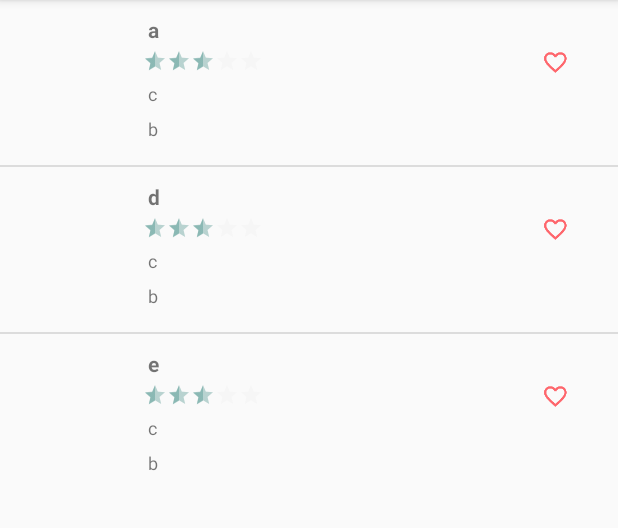
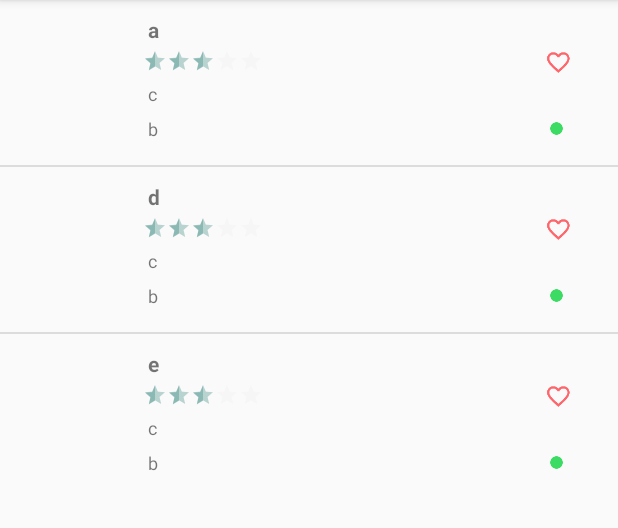
Before and after one commit to mrhoangmai93/CSIS3175-Project, an Android app: the screen it shows after launch (MainActivity), item 2 of the bottom bar chosen, on a phone screen of 412 x 824 dp, the part 84-612 px from its top. Run offline under Robolectric (Android 15) with nearby library versions, the phone set to English and light mode, and no system bars; libraries missing offline, so code that uses them is left out: com.rapidapi.rapidconnect; 3 statements that could not run were skipped.

Commit message:
add open close

```diff
--- a/app/src/main/java/com/example/amynguyen/foodlover/Adapters/BusinessLineItemAdapter.java
+++ b/app/src/main/java/com/example/amynguyen/foodlover/Adapters/BusinessLineItemAdapter.java
@@ -24,6 +24,11 @@ public class BusinessLineItemAdapter extends BaseAdapter {
     public BusinessLineItemAdapter(List<Business> businessInfo, Context context)   {
         businessInfoList = businessInfo;
         this.context = context;
+    }
+
+    public void addListItemToAdapter(List<Business> list)  {
+        businessInfoList.addAll(list);
+        this.notifyDataSetChanged();
     }
 
     @Override
--- a/app/src/main/java/com/example/amynguyen/foodlover/Fragments/SearchFragment.java
+++ b/app/src/main/java/com/example/amynguyen/foodlover/Fragments/SearchFragment.java
@@ -10,6 +10,7 @@ import android.location.LocationManager;
 import android.os.Bundle;
 import android.os.Handler;
 import android.os.Looper;
+import android.os.Message;
 import android.support.annotation.Nullable;
 import android.support.v4.app.ActivityCompat;
 import android.util.Log;
@@ -19,6 +20,7 @@ import android.view.MenuInflater;
 import android.view.MotionEvent;
 import android.view.View;
 import android.view.ViewGroup;
+import android.widget.AbsListView;
 import android.widget.AdapterView;
 import android.widget.ArrayAdapter;
 import android.widget.EditText;
@@ -53,6 +55,7 @@ public class SearchFragment extends android.support.v4.app.Fragment {
     ImageView favorite;
     BusinessLineItemAdapter myAdapter;
     NoScrollListView myList;
+    int totalItemCount = 30;
     ArrayList<Business> businessInfo = new ArrayList<Business>();
     private TextView mTextMessage;
     private LocationManager mLocationManager;
@@ -60,6 +63,11 @@ public class SearchFragment extends android.support.v4.app.Fragment {
             ACCESS_FINE_LOCATION,
             ACCESS_COARSE_LOCATION
     };
+
+    public Handler mHandler;
+    public View footView;
+    public boolean isLoading = false;
+    public int currentId = 20;
 
 
     private static final int LOCATION_REQUEST=1340;
@@ -69,6 +77,9 @@ public class SearchFragment extends android.support.v4.app.Fragment {
     public View onCreateView(LayoutInflater inflater, @Nullable ViewGroup container, Bundle savedInstanceState) {
         View view = inflater.inflate(R.layout.fragment_search, container, false);
         mainView = view;
+
+        footView = inflater.inflate(R.layout.footer_view, null);
+        mHandler = new MyHandler();
 
         distanceInput = (EditText) view.findViewById(R.id.editTextDistance);
         distanceInput.setFocusable(false);
@@ -88,7 +99,7 @@ public class SearchFragment extends android.support.v4.app.Fragment {
         return view;
     }
 
-    public void search(View view)    {
+    public void search(final View view)    {
         final SearchView locationSearch = (SearchView) view.findViewById(R.id.searchViewLocation);
         final SearchView foodSearch = (SearchView) view.findViewById(R.id.searchViewRestaurant);
         foodSearch.setOnClickListener(new View.OnClickListener() {
@@ -138,7 +149,23 @@ public class SearchFragment extends android.support.v4.app.Fragment {
             }
         });
 
+        myList.setOnScrollListener(new AbsListView.OnScrollListener() {
+            @Override
+            public void onScrollStateChanged(AbsListView absListView, int i) {
 
+            }
+
+            @Override
+            public void onScroll(AbsListView absListView, int i, int i1, int i2) {
+                if(absListView.getLastVisiblePosition() == totalItemCount - 1
+                        && myList.getCount() >= 20 && isLoading == false)   {
+                    isLoading = true;
+
+                    Thread thread = new ThreadGetMoreData();
+                    thread.start();
+                }
+            }
+        });
 
     }
     public void getBusinessList() {
@@ -235,6 +262,60 @@ public class SearchFragment extends android.support.v4.app.Fragment {
     }
         return bestLocation;
     }
+
+    public class MyHandler extends Handler {
+        @Override
+        public void handleMessage(Message msg) {
+            switch (msg.what)   {
+                case 0:
+                    myList.addFooterView(footView);
+                    break;
+                case 1:
+                    myAdapter.addListItemToAdapter((List<Business>)msg.obj);
+                    myList.removeFooterView(footView);
+                    isLoading = false;
+                    break;
+
+                default:
+                    break;
+
+
+            }
+        }
+    }
+
+    private List<Business> getMoreData()   {
+        List<Business> lst = new ArrayList<>();
+        lst.add(new Business("a", "b", "c", 3.0,
+                "https://upload.wikimedia.org/wikipedia/en/a/ae/Love_TV_Logo.png"));
+        lst.add(new Business("d", "b", "c", 3.0,
+                "https://upload.wikimedia.org/wikipedia/en/a/ae/Love_TV_Logo.png"));
+        lst.add(new Business("e", "b", "c", 3.0,
+                "https://upload.wikimedia.org/wikipedia/en/a/ae/Love_TV_Logo.png"));
+        return lst;
+    }
+
+    public class ThreadGetMoreData extends Thread   {
+        @Override
+        public void run() {
+            mHandler.sendEmptyMessage(0);
+
+            List<Business> lstResult = getMoreData();
+            try
+            {
+                Thread.sleep(3000);
+            }
+            catch (Exception e) {
+                e.printStackTrace();
+            }
+
+            Message msg = mHandler.obtainMessage(1, lstResult);
+            mHandler.sendMessage(msg);
+
+        }
+    }
 }
 
+
+
 //ActivityCompat.checkSelfPermission(getActivity(),perm));
--- a/app/src/main/res/layout/layout_items.xml
+++ b/app/src/main/res/layout/layout_items.xml
@@ -56,12 +56,14 @@
                 android:textSize="10sp" />
         </TableRow>
 
-        <android.support.constraint.ConstraintLayout>
 
-            <TableRow
-                android:layout_width="294dp"
-                android:layout_height="18dp">
+        <TableRow
+            android:layout_width="294dp"
+            android:layout_height="6dp">
 
+            <android.support.constraint.ConstraintLayout
+                android:layout_width="153dp"
+                android:layout_height="match_parent">
 
                 <RatingBar
                     android:id="@+id/ratingBarReview"
@@ -69,17 +71,26 @@
                     style="?android:attr/ratingBarStyleSmall"
                     android:layout_width="80dp"
                     android:layout_height="match_parent" />
+            </android.support.constraint.ConstraintLayout>
+
+            <android.support.constraint.ConstraintLayout>
 
                 <ImageView
                     android:id="@+id/imageViewFavorite"
-                    android:layout_width="390dp"
-                    android:layout_height="match_parent"
+                    android:layout_width="23dp"
+                    android:layout_height="18dp"
                     android:contentDescription="@string/favoriteIcon"
+                    app:layout_constraintBottom_toBottomOf="parent"
+                    app:layout_constraintEnd_toEndOf="parent"
+                    app:layout_constraintHorizontal_bias="0.0"
+                    app:layout_constraintStart_toStartOf="parent"
+                    app:layout_constraintTop_toTopOf="parent"
+                    app:layout_constraintVertical_bias="0.0"
                     app:srcCompat="@drawable/ic_favorite_border" />
+            </android.support.constraint.ConstraintLayout>
 
+        </TableRow>
 
-            </TableRow>
-        </android.support.constraint.ConstraintLayout>
 
         <TableRow
             android:layout_width="match_parent"
@@ -112,8 +123,25 @@
                     android:textSize="12sp"
                     app:layout_constraintEnd_toEndOf="parent"
                     app:layout_constraintStart_toStartOf="parent"
-                    tools:layout_editor_absoluteY="0dp" />
+                    tools:layout_editor_absoluteY="0dp"
+                    tools:ignore="MissingConstraints" />
             </android.support.constraint.ConstraintLayout>
+<android.support.constraint.ConstraintLayout>
+
+    <ImageView
+        android:id="@+id/imgViewOpenClose"
+        android:layout_width="10dp"
+        android:layout_height="10dp"
+        android:layout_marginStart="5dp"
+        android:layout_marginTop="16dp"
+        android:layout_marginEnd="36dp"
+        android:layout_marginBottom="13dp"
+        android:contentDescription="@string/txtImgDesOpenClose"
+        app:layout_constraintBottom_toBottomOf="parent"
+        app:layout_constraintEnd_toEndOf="parent"
+        app:layout_constraintStart_toStartOf="parent"
+        app:layout_constraintTop_toTopOf="parent"
+        app:srcCompat="@drawable/ic_open" /></android.support.constraint.ConstraintLayout>
         </TableRow>
 
     </TableLayout>
--- a/app/src/main/res/values/strings.xml
+++ b/app/src/main/res/values/strings.xml
@@ -13,6 +13,7 @@
     <string name="startImgDescription">Img Start</string>
     <string name="imgRestaurant">restaurant image</string>
     <string name="favoriteIcon">Favorite List Added</string>
+    <string name="txtImgDesOpenClose">Open Close Restaurant</string>
     <string-array name="sortBy">
         <item>Price</item>
         <item>Best Match</item>
```
Also changed, not shown: app/src/main/res/layout/footer_view.xml (added, +13 -0 lines), app/src/main/res/drawable-hdpi/ic_close.png (added), app/src/main/res/drawable-hdpi/ic_open.png (added), app/src/main/res/drawable-mdpi/ic_close.png (added), app/src/main/res/drawable-mdpi/ic_open.png (added), app/src/main/res/drawable-xhdpi/ic_close.png (added), app/src/main/res/drawable-xhdpi/ic_open.png (added), app/src/main/res/drawable-xxhdpi/ic_close.png (added), app/src/main/res/drawable-xxhdpi/ic_open.png (added), app/src/main/res/drawable-xxxhdpi/ic_close.png (added), app/src/main/res/drawable-xxxhdpi/ic_open.png (added).
